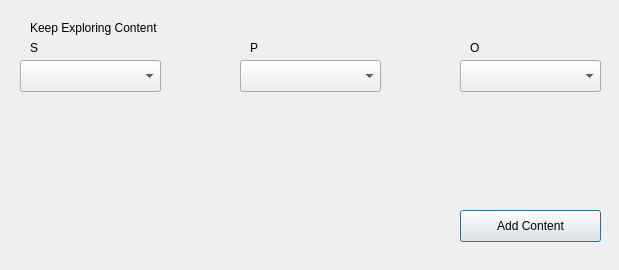
Above: kwg_geoenrichment/kwg_plugin_enrichment_dialog_base.ui from KnowWhereGraph/geoenrichment-qgis before the change. Below: the same form after it.
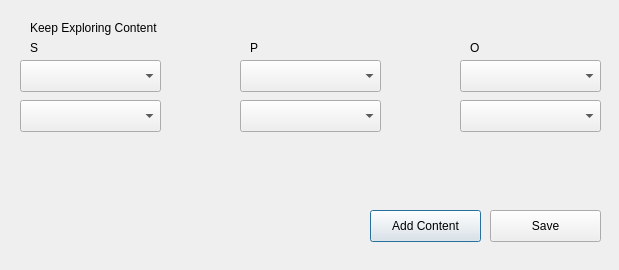
That is the form after the change.

Patch:
```diff
--- a/kwg_geoenrichment/kwg_plugin_enrichment_dialog_base.ui
+++ b/kwg_geoenrichment/kwg_plugin_enrichment_dialog_base.ui
@@ -29,9 +29,9 @@
   <widget class="QPushButton" name="pushButton_run">
    <property name="geometry">
     <rect>
-     <x>460</x>
+     <x>370</x>
      <y>210</y>
-     <width>141</width>
+     <width>111</width>
      <height>32</height>
     </rect>
    </property>
@@ -108,6 +108,49 @@
     <string>O</string>
    </property>
   </widget>
+  <widget class="QPushButton" name="pushButton_run_2">
+   <property name="geometry">
+    <rect>
+     <x>490</x>
+     <y>210</y>
+     <width>111</width>
+     <height>32</height>
+    </rect>
+   </property>
+   <property name="text">
+    <string>Save</string>
+   </property>
+  </widget>
+  <widget class="QComboBox" name="comboBox_S1">
+   <property name="geometry">
+    <rect>
+     <x>20</x>
+     <y>100</y>
+     <width>141</width>
+     <height>32</height>
+    </rect>
+   </property>
+  </widget>
+  <widget class="QComboBox" name="comboBox_P1">
+   <property name="geometry">
+    <rect>
+     <x>240</x>
+     <y>100</y>
+     <width>141</width>
+     <height>32</height>
+    </rect>
+   </property>
+  </widget>
+  <widget class="QComboBox" name="comboBox_O1">
+   <property name="geometry">
+    <rect>
+     <x>460</x>
+     <y>100</y>
+     <width>141</width>
+     <height>32</height>
+    </rect>
+   </property>
+  </widget>
  </widget>
  <resources/>
  <connections/>
```
Left out of the diff: 4 changed lines with no effect on the pictures.
